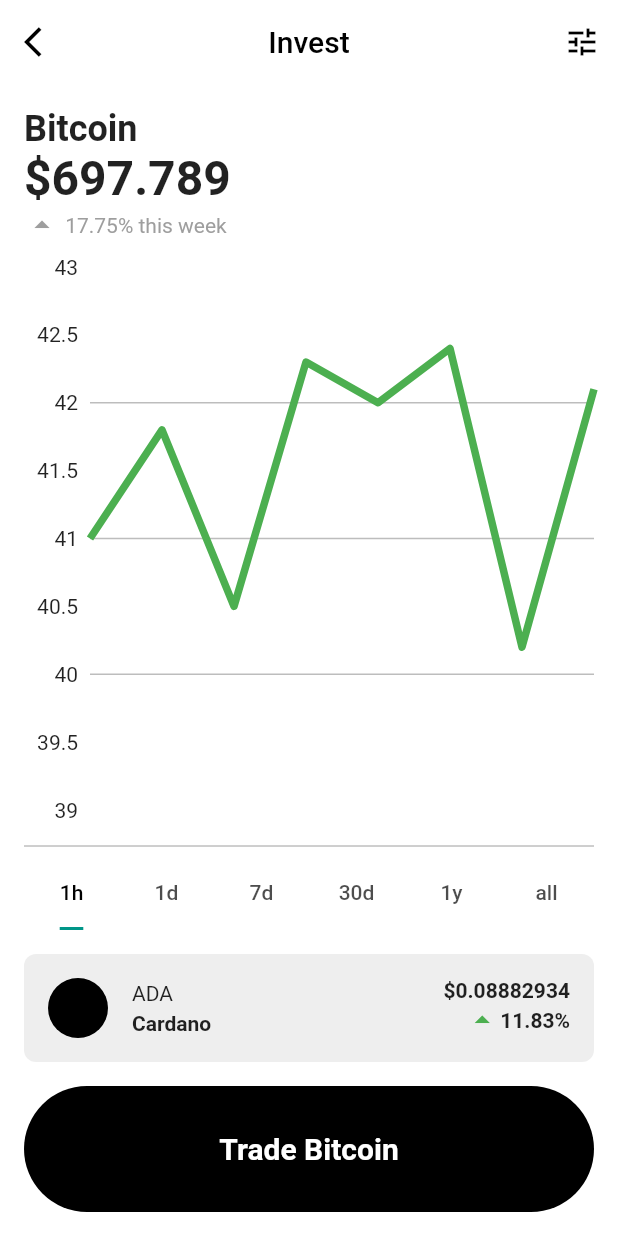
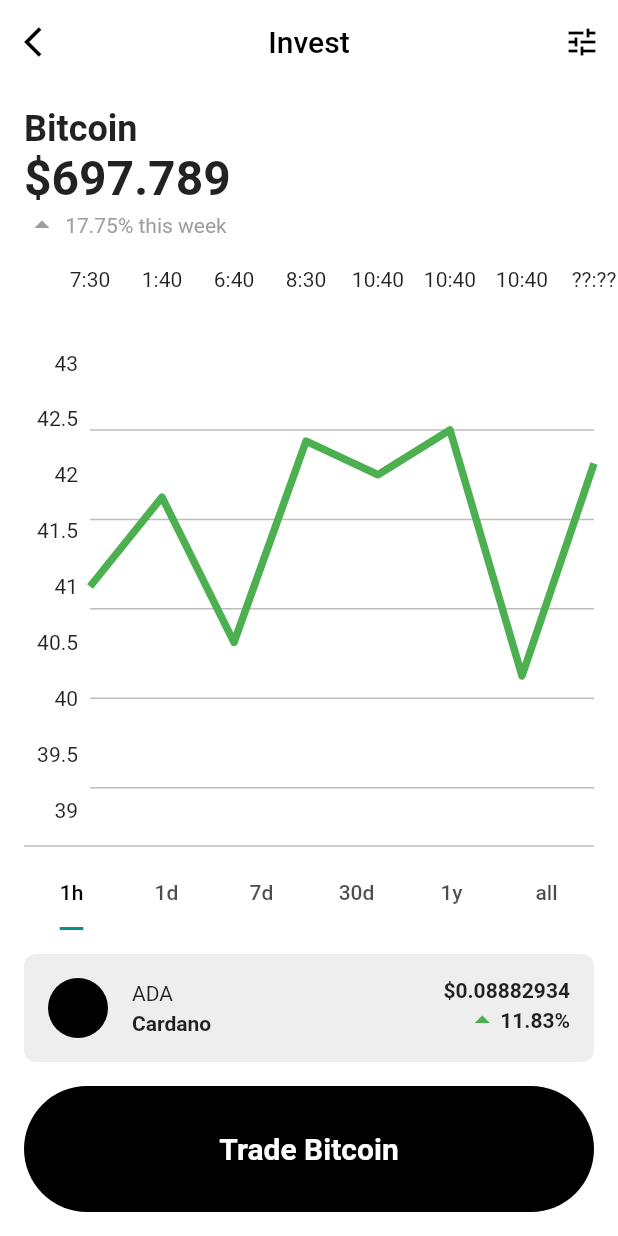
Before and after one commit to JAICHANGPARK/flutter_notebook_19th_story, a Flutter app: the screen it shows after launch, on a phone screen of 412 x 824 dp. Run offline on Flutter 3.47's test engine with Material 2 defaults, Android fonts, the phone set to English and light mode, and no system bars; drawn by our look-alikes of fl_chart; our stand-ins replace cached_network_image, countup, flutter_riverpod, freezed_annotation, smooth_page_indicator, video_player.

Commit message:
Update crypto_invest_page.dart

```diff
--- a/lib/ep1121_crypto_analysis_app/src/ui/crypto_invest_page.dart
+++ b/lib/ep1121_crypto_analysis_app/src/ui/crypto_invest_page.dart
@@ -91,7 +91,7 @@ class _CryptoInvestPageState extends State<CryptoInvestPage> with SingleTickerPr
                                 strokeWidth: 1,
                               );
                             },
-                            horizontalInterval: 1,
+                            horizontalInterval: 0.8,
                           ),
                           titlesData: FlTitlesData(
                             bottomTitles: AxisTitles(),
@@ -99,8 +99,34 @@ class _CryptoInvestPageState extends State<CryptoInvestPage> with SingleTickerPr
                             topTitles: AxisTitles(
                               // axisNameSize: 0,
                               sideTitles: SideTitles(
-                                reservedSize: 64,
-                              ),
+                                  reservedSize: 64,
+                                  showTitles: true,
+                                  getTitlesWidget: (v, _) {
+                                    if(v == 0.0){
+                                      return Text("7:30");
+                                    }
+                                    else if(v == 1.0){
+                                      return Text("1:40");
+                                    }
+                                    else if(v == 2.0){
+                                      return Text("6:40");
+                                    }
+                                    else if(v == 3.0){
+                                      return Text("8:30");
+                                    }
+                                    else if(v == 4.0){
+                                      return Text("10:40");
+                                    }
+                                    else if(v == 5.0){
+                                      return Text("10:40");
+                                    }
+                                    else if(v == 6.0){
+                                      return Text("10:40");
+                                    }
+                                    else{
+                                      return Text("??:??");
+                                    }
+                                  }),
                             ),
                           ),
                           borderData: FlBorderData(
```
